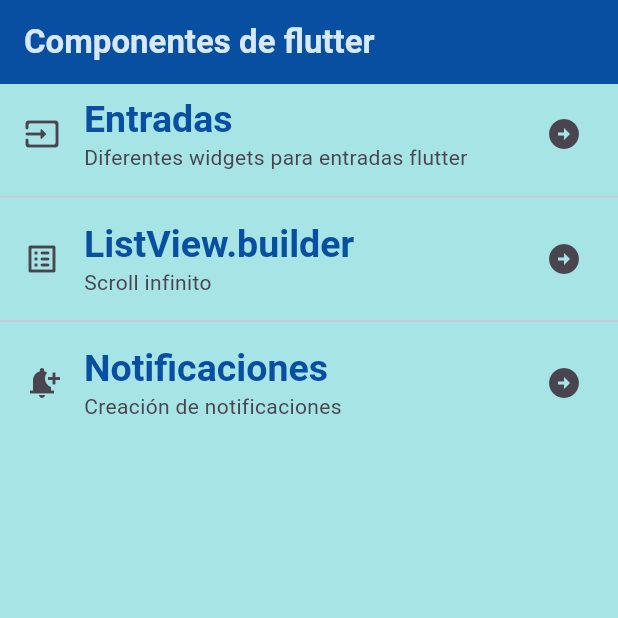
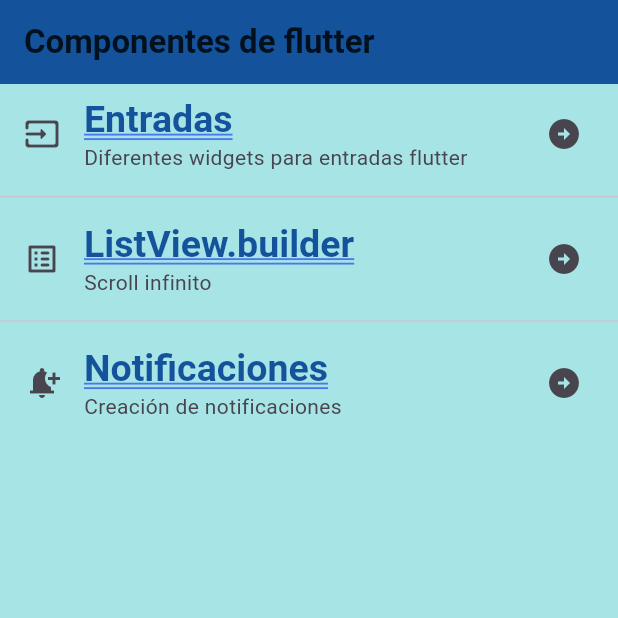
Before and after one commit to Lawitadelimon/componentes_flutter, a Flutter app: the screen it shows after launch, on a phone screen of 412 x 824 dp, the top half of it. Run offline on Flutter 3.47's test engine with Material 3 defaults, Android fonts, the phone set to English and light mode, and no system bars; our stand-ins replace google_fonts.

Commit message:
Adding Google Fonts to the AppTheme

```diff
--- a/lib/screens/home_screen.dart
+++ b/lib/screens/home_screen.dart
@@ -7,9 +7,11 @@ class HomeScreen extends StatelessWidget {
   Widget build(BuildContext context) {
     return Scaffold(
         appBar: AppBar(
-          title: const Text('Componentes de flutter',
-          style: TextStyle(color: Color.fromARGB(255, 215, 232, 247),
-            fontWeight: FontWeight.bold),),
+            title: const Text('Componentes de flutter',
+            style: TextStyle(color: Color.fromARGB(255, 1, 16, 29),
+            fontWeight: FontWeight.bold
+            ),
+          ),
         ),
         body: ListView(
           children: [
--- a/lib/theme/app_theme.dart
+++ b/lib/theme/app_theme.dart
@@ -1,21 +1,27 @@
 import 'package:flutter/material.dart';
+import 'package:google_fonts/google_fonts.dart';
 
 class AppTheme{
   // Declaraciones de color
-  static const mainColor = Color.fromARGB(255, 8, 79, 161);
+  static const mainColor = Color.fromARGB(255, 20, 83, 156);
   static const backColor = Color.fromARGB(248, 164, 227, 229);
 
   //Declaraciones del tema claro
   static final ThemeData lightTheme = ThemeData.light().copyWith(
     scaffoldBackgroundColor: backColor,
     appBarTheme: const AppBarTheme(color: mainColor),
-    textTheme: const TextTheme(
-      headlineLarge: TextStyle(
+    textTheme:  TextTheme(
+      headlineLarge: GoogleFonts.comicNeue(
         color: mainColor,
         fontSize: 25.0,
         fontWeight: FontWeight.bold,
-        fontFamily: 'sans-serif',
+        decoration: TextDecoration.underline,
+        decorationColor: const Color.fromARGB(255, 75, 118, 236),
+        decorationStyle: TextDecorationStyle.double,
+        decorationThickness: 1.0,
+        fontStyle: FontStyle.normal
       ),
+
     ),
   );
 }
--- a/pubspec.yaml
+++ b/pubspec.yaml
@@ -9,6 +9,7 @@ environment:
 dependencies:
   flutter:
     sdk: flutter
+  google_fonts: ^6.1.0
 
 dev_dependencies:
   flutter_test:
```
Also changed, not shown: pubspec.lock.
